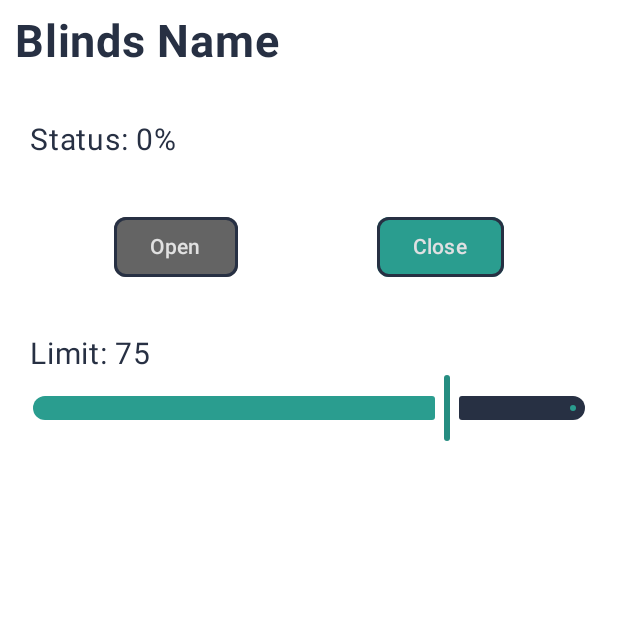
After one commit to Tobias-Noceda/Harmony-Mobile, an Android app built with Jetpack Compose: the composable BlindsScreen shown on its own in the app's theme, on a phone screen of 412 x 824 dp, the top half of it. The commit adds this screen. Run offline under Robolectric (Android 15) with nearby library versions, the phone set to English and light mode, and no system bars; 5 statements that could not run were skipped.

Commit message:
BlindsScreen

```diff
--- a/app/src/main/java/ar/edu/itba/harmony_mobile/screens/DevicesScreen.kt
+++ b/app/src/main/java/ar/edu/itba/harmony_mobile/screens/DevicesScreen.kt
@@ -3,6 +3,7 @@ package ar.edu.itba.harmony_mobile.screens
 import androidx.compose.foundation.layout.Box
 import androidx.compose.runtime.Composable
 import androidx.compose.ui.Modifier
+import ar.edu.itba.harmony_mobile.screens.devices.BlindsScreen
 import ar.edu.itba.harmony_mobile.screens.devices.LightScreen
 
 @Composable
--- /dev/null
+++ b/app/src/main/java/ar/edu/itba/harmony_mobile/screens/devices/BlindsScreen.kt
@@ -0,0 +1,201 @@
+package ar.edu.itba.harmony_mobile.screens.devices
+
+import androidx.compose.foundation.BorderStroke
+import androidx.compose.foundation.layout.*
+import androidx.compose.foundation.shape.RoundedCornerShape
+import androidx.compose.material3.Button
+import androidx.compose.material3.ButtonColors
+import androidx.compose.material3.Slider
+import androidx.compose.material3.SliderColors
+import androidx.compose.material3.Text
+import androidx.compose.material3.adaptive.currentWindowAdaptiveInfo
+import androidx.compose.runtime.getValue
+import androidx.compose.runtime.mutableFloatStateOf
+import androidx.compose.runtime.mutableStateOf
+import androidx.compose.runtime.saveable.rememberSaveable
+import androidx.compose.runtime.setValue
+import androidx.compose.ui.Alignment
+import androidx.compose.ui.unit.dp
+import androidx.compose.ui.unit.sp
+import androidx.compose.ui.graphics.Color
+import androidx.compose.ui.res.stringResource
+import androidx.compose.ui.text.font.FontWeight
+import androidx.compose.ui.tooling.preview.Preview
+import ar.edu.itba.harmony_mobile.ui.theme.*
+import androidx.compose.runtime.Composable
+import androidx.compose.ui.Modifier
+import androidx.compose.ui.tooling.preview.Devices
+import androidx.window.core.layout.WindowHeightSizeClass
+import ar.edu.itba.harmony_mobile.R
+
+@Preview(device = Devices.PHONE, showBackground = true)
+@Composable
+fun BlindsPreview() {
+    BlindsScreen()
+}
+
+enum class moveState {
+    STILL, OPENING, CLOSING
+}
+
+@Composable
+fun BlindsScreen() {
+    val blindsName by rememberSaveable { mutableStateOf("Blinds Name") }
+    var blindsLimit by rememberSaveable { mutableFloatStateOf(75f) }
+    var blindsStatus by rememberSaveable { mutableFloatStateOf(0f) }
+
+    var isMoving by rememberSaveable { mutableStateOf(moveState.STILL) }
+
+    val adaptiveInfo = currentWindowAdaptiveInfo()
+
+    @Composable
+    fun blindsTitle() {
+        Text(
+            text = blindsName, color = primary, fontSize = 30.sp, fontWeight = FontWeight.Bold
+        )
+    }
+
+    @Composable
+    fun blindsStatusText() {
+        Text(
+            text = "${stringResource(id = R.string.status)} ${blindsStatus.toInt()}% ${
+                when (isMoving) {
+                    moveState.STILL -> ""
+                    moveState.OPENING -> "- " + stringResource(id = R.string.opening)
+                    moveState.CLOSING -> "- " + stringResource(id = R.string.closing)
+                }
+            }",
+            fontSize = 20.sp,
+            fontWeight = FontWeight.Normal
+        )
+    }
+
+    @Composable
+    fun openButton() {
+        Button(
+            onClick = { /*SEND TO API*/
+                blindsStatus = 0f
+//                isMoving = moveState.OPENING //Lo comento xq todavia la API no devuelve cuando termine de moverse
+            },
+            shape = RoundedCornerShape(8.dp),
+            colors = ButtonColors(
+                tertiary,
+                secondary,
+                tertiary.desaturate(0f),
+                secondary.desaturate(0f)
+            ),
+            enabled = isMoving == moveState.STILL && blindsStatus > 0f,
+            border = BorderStroke(2.dp, primary)
+        ) {
+            Text(text = stringResource(id = R.string.open))
+        }
+    }
+
+    @Composable
+    fun closeButton() {
+        Button(
+            onClick = { /*SEND TO API*/
+                blindsStatus = blindsLimit
+//                isMoving = moveState.CLOSING  //Lo comento xq todavia la API no devuelve cuando termine de moverse
+
+            },
+            shape = RoundedCornerShape(8.dp),
+            colors = ButtonColors(
+                tertiary,
+                secondary,
+                tertiary.desaturate(0f),
+                secondary.desaturate(0f)
+            ),
+            enabled = isMoving == moveState.STILL && blindsStatus < blindsLimit,
+            border = BorderStroke(2.dp, primary)
+        ) {
+            Text(text = stringResource(id = R.string.close))
+        }
+    }
+
+    @Composable
+    fun limitMenu() {
+        Box(contentAlignment = Alignment.Center) {
+            Column {
+                Text(
+                    text = stringResource(R.string.limit) + " " + "${blindsLimit.toInt()}",
+                    color = primary,
+                    fontSize = 20.sp,
+                    fontWeight = FontWeight.Normal
+                )
+                Slider(
+                    value = blindsLimit,
+                    onValueChange = { blindsLimit = it },
+                    onValueChangeFinished = {/*MANDAR A LA API*/ },
+                    valueRange = 0f..100f,
+                    colors = SliderColors(
+                        tertiary.darken(0.9f),
+                        tertiary,
+                        Color.Transparent,
+                        primary,
+                        Color.Transparent,
+                        disabled.darken(0.9f),
+                        disabled,
+                        Color.Transparent,
+                        disabled.darken(0.75f),
+                        Color.Transparent
+                    ),
+                )
+            }
+        }
+    }
+
+    Box(
+        modifier = Modifier
+            .padding(10.dp)
+            .fillMaxWidth()
+    ) {
+        Column(
+            modifier = Modifier.fillMaxWidth(),
+            verticalArrangement = Arrangement.spacedBy(25.dp)
+        ) {
+
+            blindsTitle()
+            with(adaptiveInfo) {
+                if (windowSizeClass.windowHeightSizeClass != WindowHeightSizeClass.COMPACT
+                ) {
+                    Column(
+                        modifier = Modifier.padding(10.dp),
+                        verticalArrangement = Arrangement.spacedBy(25.dp)
+                    ) {
+                        blindsStatusText()
+                        Row(
+                            modifier = Modifier
+                                .padding(10.dp)
+                                .fillMaxWidth(),
+                            horizontalArrangement = Arrangement.SpaceAround
+                        ) {
+                            openButton()
+                            closeButton()
+                        }
+                        limitMenu()
+                    }
+                } else {
+                    Row(
+                        modifier = Modifier.padding(10.dp),
+                        horizontalArrangement = Arrangement.spacedBy(10.dp)
+                    ) {
+                        Column(verticalArrangement = Arrangement.spacedBy(10.dp)) {
+                            blindsStatusText()
+                            Row(
+                                Modifier.fillMaxWidth(0.5f),
+                                horizontalArrangement = Arrangement.SpaceAround
+                            ) {
+                                openButton()
+                                closeButton()
+                            }
+
+                        }
+                        limitMenu()
+                    }
+                }
+            }
+        }
+    }
+
+}
--- a/app/src/main/res/values/strings.xml
+++ b/app/src/main/res/values/strings.xml
@@ -50,4 +50,9 @@
         libero vel nunc consequat, quis tincidunt nisl eleifend. Cras bibendum enim a justo luctus
         vestibulum. Fusce dictum libero quis erat maximus, vitae volutpat diam dignissim.
     </string>
+    <string name="limit">Limit:</string>
+    <string name="open">Open</string>
+    <string name="close">Close</string>
+    <string name="opening">Opening</string>
+    <string name="closing">Closing</string>
 </resources>
```
Also changed, not shown: 2 other files.
